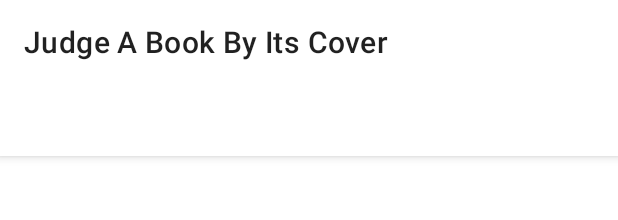
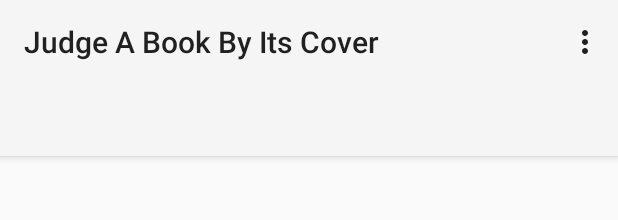
Before and after one commit to lilymtang/judge-a-book-by-its-cover, an Android app: the layout activity_main.xml on its own in the app's theme, with its tools: preview values and no code run, on a phone screen of 412 x 824 dp. Shown: the top 220 px of the screen. Run offline under Robolectric (Android 15) with nearby library versions, the phone set to English and light mode, and no system bars.

Commit message:
wip: add activity with export button that shows toast

```diff
--- a/app/build.gradle
+++ b/app/build.gradle
@@ -58,7 +58,7 @@
     annotationProcessor 'com.github.bumptech.glide:compiler:4.9.0'
 
     // MUI
-    implementation 'com.google.android.material:material:1.1.0-alpha02'
+    implementation 'com.google.android.material:material:1.0.0'
 
     // Kotlin
     implementation "androidx.fragment:fragment-ktx:1.2.0-rc01"
--- a/app/src/main/AndroidManifest.xml
+++ b/app/src/main/AndroidManifest.xml
@@ -10,7 +10,9 @@
         android:label="@string/app_name"
         android:roundIcon="@mipmap/ic_launcher_round"
         android:supportsRtl="true"
-        android:theme="@style/Theme.JudgeABookByItsCover">
+        android:theme="@style/Theme.AppCompat.Light.NoActionBar">
+        <activity android:name=".SettingsActivity"
+            android:parentActivityName=".MainActivity"></activity>
         <activity
             android:name=".MainActivity"
             android:label="@string/title_activity_main"
--- /dev/null
+++ b/app/src/main/res/drawable/ic_baseline_save_alt_24.xml
@@ -0,0 +1,5 @@
+<vector android:height="24dp" android:tint="#272727"
+    android:viewportHeight="24" android:viewportWidth="24"
+    android:width="24dp" xmlns:android="http://schemas.android.com/apk/res/android">
+    <path android:fillColor="@android:color/white" android:pathData="M19,12v7L5,19v-7L3,12v7c0,1.1 0.9,2 2,2h14c1.1,0 2,-0.9 2,-2v-7h-2zM13,12.67l2.59,-2.58L17,11.5l-5,5 -5,-5 1.41,-1.41L11,12.67L11,3h2z"/>
+</vector>
--- /dev/null
+++ b/app/src/main/res/drawable/ic_baseline_settings_24.xml
@@ -0,0 +1,5 @@
+<vector android:height="24dp" android:tint="#272727"
+    android:viewportHeight="24" android:viewportWidth="24"
+    android:width="24dp" xmlns:android="http://schemas.android.com/apk/res/android">
+    <path android:fillColor="@android:color/white" android:pathData="M19.14,12.94c0.04,-0.3 0.06,-0.61 0.06,-0.94c0,-0.32 -0.02,-0.64 -0.07,-0.94l2.03,-1.58c0.18,-0.14 0.23,-0.41 0.12,-0.61l-1.92,-3.32c-0.12,-0.22 -0.37,-0.29 -0.59,-0.22l-2.39,0.96c-0.5,-0.38 -1.03,-0.7 -1.62,-0.94L14.4,2.81c-0.04,-0.24 -0.24,-0.41 -0.48,-0.41h-3.84c-0.24,0 -0.43,0.17 -0.47,0.41L9.25,5.35C8.66,5.59 8.12,5.92 7.63,6.29L5.24,5.33c-0.22,-0.08 -0.47,0 -0.59,0.22L2.74,8.87C2.62,9.08 2.66,9.34 2.86,9.48l2.03,1.58C4.84,11.36 4.8,11.69 4.8,12s0.02,0.64 0.07,0.94l-2.03,1.58c-0.18,0.14 -0.23,0.41 -0.12,0.61l1.92,3.32c0.12,0.22 0.37,0.29 0.59,0.22l2.39,-0.96c0.5,0.38 1.03,0.7 1.62,0.94l0.36,2.54c0.05,0.24 0.24,0.41 0.48,0.41h3.84c0.24,0 0.44,-0.17 0.47,-0.41l0.36,-2.54c0.59,-0.24 1.13,-0.56 1.62,-0.94l2.39,0.96c0.22,0.08 0.47,0 0.59,-0.22l1.92,-3.32c0.12,-0.22 0.07,-0.47 -0.12,-0.61L19.14,12.94zM12,15.6c-1.98,0 -3.6,-1.62 -3.6,-3.6s1.62,-3.6 3.6,-3.6s3.6,1.62 3.6,3.6S13.98,15.6 12,15.6z"/>
+</vector>
--- a/app/src/main/res/layout/activity_main.xml
+++ b/app/src/main/res/layout/activity_main.xml
@@ -13,11 +13,15 @@
         android:theme="@style/Theme.JudgeABookByItsCover.AppBarOverlay">
 
         <com.google.android.material.appbar.MaterialToolbar
-            android:id="@+id/title"
+            android:id="@+id/main_action_bar"
             android:layout_width="match_parent"
             android:layout_height="?attr/actionBarSize"
             app:layout_scrollFlags="scroll|enterAlways|snap"
             app:title="@string/app_name"
+            app:menu="@menu/main_menu"
+            android:layout_below="@id/main_action_bar"
+            android:theme="@style/ThemeOverlay.AppCompat.ActionBar"
+            app:popupTheme="@style/ThemeOverlay.AppCompat.Light"
             android:textAppearance="@style/TextAppearance.Widget.AppCompat.Toolbar.Title"
             />
 
--- /dev/null
+++ b/app/src/main/res/menu/main_menu.xml
@@ -0,0 +1,10 @@
+<?xml version="1.0" encoding="utf-8"?>
+<menu xmlns:android="http://schemas.android.com/apk/res/android"
+    xmlns:app="http://schemas.android.com/apk/res-auto">
+    <!-- Settings, should always be in the overflow -->
+    <item android:id="@+id/settings"
+        android:title="Settings"
+        app:showAsAction="never"
+        android:icon="@drawable/ic_baseline_settings_24"
+        />
+</menu>
--- a/app/src/main/res/values/strings.xml
+++ b/app/src/main/res/values/strings.xml
@@ -6,4 +6,7 @@
     <string name="title_activity_main">MainActivity</string>
     <string name="tab_text_1">Library</string>
     <string name="tab_text_2">My Shelf</string>
+    <string name="settings">Settings</string>
+    <string name="settings_export_subtitle">Books on your shelf will be saved as a text file to your device</string>
+    <string name="settings_export_title">Export Books</string>
 </resources>
--- a/app/src/main/res/values/themes.xml
+++ b/app/src/main/res/values/themes.xml
@@ -1,6 +1,6 @@
 <resources xmlns:tools="http://schemas.android.com/tools">
     <!-- Base application theme. -->
-    <style name="Theme.JudgeABookByItsCover" parent="Theme.MaterialComponents.Light">
+    <style name="Theme.JudgeABookByItsCover" parent="Theme.MaterialComponents.Light.Bridge">
         <!-- Primary brand color. -->
         <item name="colorPrimary">@color/white</item>
         <item name="colorPrimaryVariant">@color/gray_333</item>
```
Also changed, not shown: app/src/main/java/com/example/judgeabookbyitscover/MainActivity.kt (+35 -8 lines), app/src/main/java/com/example/judgeabookbyitscover/SettingsActivity.kt (added, +24 -0 lines), app/src/main/res/layout/activity_settings.xml (added, +64 -0 lines).
